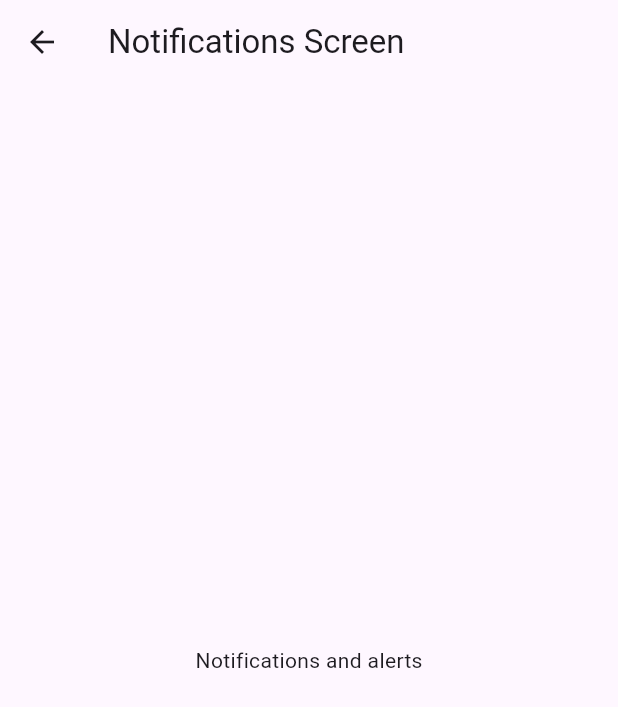
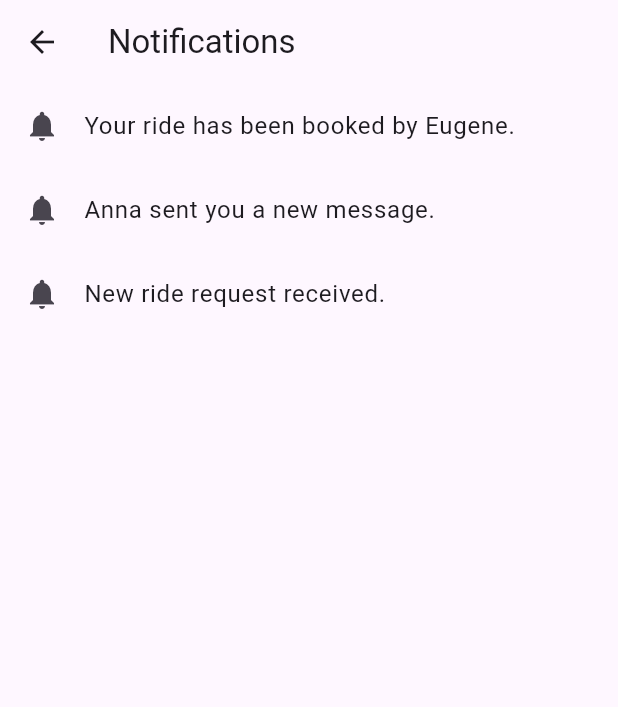
Before and after one commit to brian23ka/blah-blah-client-, a Flutter app: the NotificationsScreen screen opened by its route, on a phone screen of 412 x 824 dp. Shown: the top 707 px of the screen. Run offline on Flutter 3.47's test engine with Material 3 defaults, Android fonts, the phone set to English and light mode, and no system bars.

Commit message:
Refactor various screens to use Stateful widgets and add basic functionality

```diff
--- a/lib/screens/driver/view_ride_screen.dart
+++ b/lib/screens/driver/view_ride_screen.dart
@@ -1,16 +1,28 @@
 import 'package:flutter/material.dart';
 
 class ViewRideScreen extends StatelessWidget {
-  const ViewRideScreen({Key? key}) : super(key: key);
-
   @override
   Widget build(BuildContext context) {
+    final ride = ModalRoute.of(context)!.settings.arguments as Map;
+
     return Scaffold(
-      appBar: AppBar(
-        title: const Text('View Ride Screen'),
-      ),
-      body: const Center(
-        child: Text('View ride details'),
+      appBar: AppBar(title: Text("Ride Posted")),
+      body: Padding(
+        padding: const EdgeInsets.all(16.0),
+        child: Column(
+          crossAxisAlignment: CrossAxisAlignment.start,
+          children: [
+            Text("Pickup: \${ride['pickup']}"),
+            Text("Drop-off: \${ride['dropoff']}"),
+            Text("Time: \${ride['time']}"),
+            Text("Price: \${ride['price']}"),
+            SizedBox(height: 20),
+            ElevatedButton(
+              child: Text("View Requests"),
+              onPressed: () => Navigator.pushNamed(context, '/driver/requests'),
+            ),
+          ],
+        ),
       ),
     );
   }
--- a/lib/screens/shared/notifications_screen.dart
+++ b/lib/screens/shared/notifications_screen.dart
@@ -1,16 +1,24 @@
 import 'package:flutter/material.dart';
 
 class NotificationsScreen extends StatelessWidget {
-  const NotificationsScreen({Key? key}) : super(key: key);
+  final List<String> notifications = [
+    "Your ride has been booked by Eugene.",
+    "Anna sent you a new message.",
+    "New ride request received."
+  ];
 
   @override
   Widget build(BuildContext context) {
     return Scaffold(
-      appBar: AppBar(
-        title: const Text('Notifications Screen'),
-      ),
-      body: const Center(
-        child: Text('Notifications and alerts'),
+      appBar: AppBar(title: Text("Notifications")),
+      body: ListView.builder(
+        itemCount: notifications.length,
+        itemBuilder: (context, index) {
+          return ListTile(
+            leading: Icon(Icons.notifications),
+            title: Text(notifications[index]),
+          );
+        },
       ),
     );
   }
```
Also changed, not shown: lib/screens/driver/post_ride_screen.dart (+61 -7 lines), lib/screens/driver/view_requests_screen.dart (+22 -6 lines), lib/screens/rider/home_screen.dart (+7 -0 lines), lib/screens/shared/chat_screen.dart (+59 -7 lines), lib/screens/shared/profile_screen.dart (+22 -6 lines).
